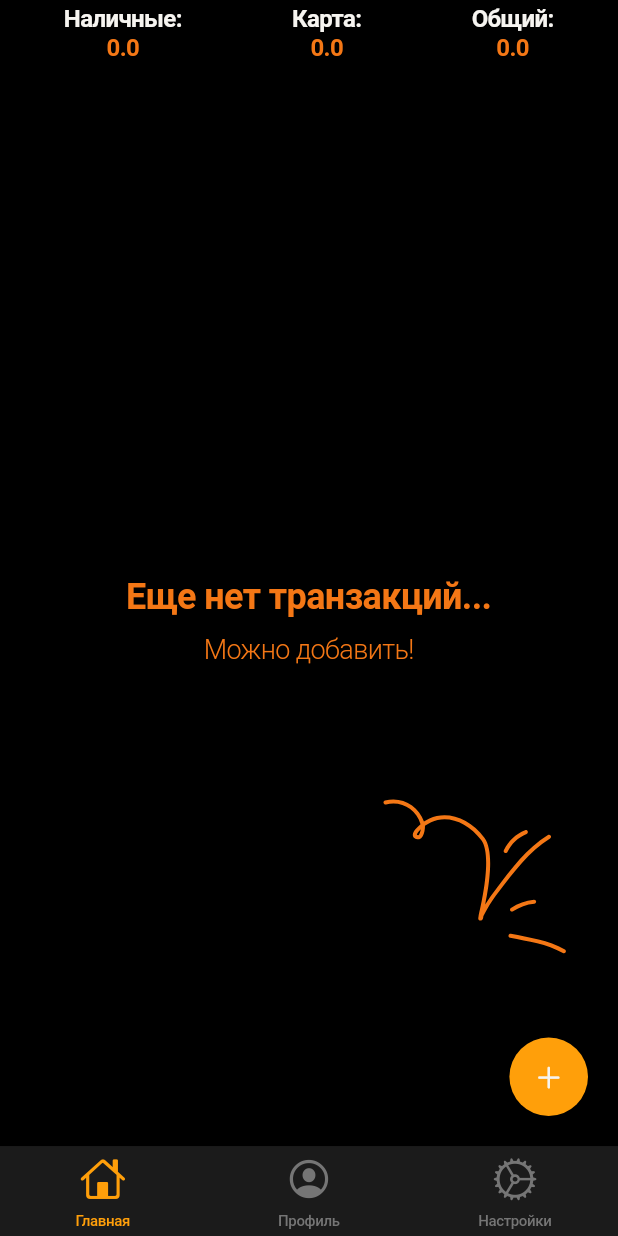
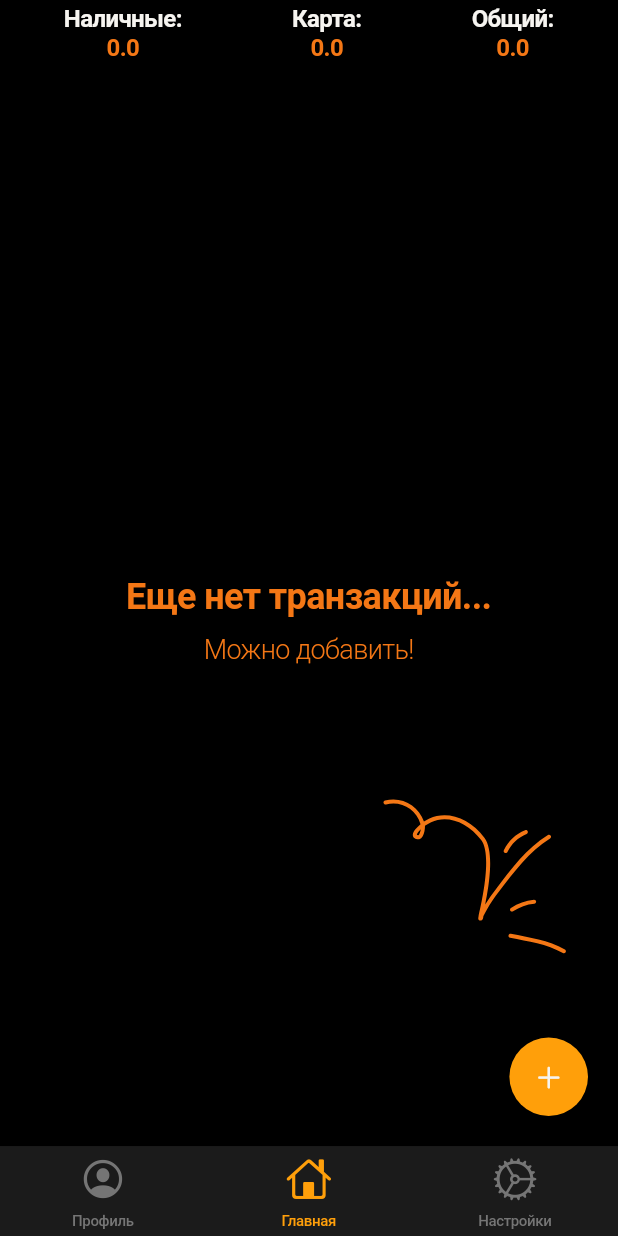
Before and after one commit to Towikk01/towibanking, a Flutter app: the screen it shows after launch, on a phone screen of 412 x 824 dp. Run offline on Flutter 3.47's test engine with Material 3 defaults, Android fonts, the light colour scheme and no system bars; our stand-ins replace flutter_riverpod, flutter_slidable, flutter_svg, shared_preferences.

Commit message:
some magic yolo

```diff
--- a/lib/core/screens/home_screen.dart
+++ b/lib/core/screens/home_screen.dart
@@ -90,8 +90,7 @@ class _HomeScreenState extends ConsumerState<HomeScreen> {
 
     return CupertinoPageScaffold(
       navigationBar: CupertinoNavigationBar(
-        border: const Border(
-            bottom: BorderSide(color: CupertinoColors.separator, width: 1)),
+        backgroundColor: isDarkTheme ? AppColors.black : AppColors.lightCream,
         middle: RowBalance(isDarkTheme: isDarkTheme, balance: balance),
       ),
       child: SafeArea(
--- a/lib/core/widgets/row_balance.dart
+++ b/lib/core/widgets/row_balance.dart
@@ -1,16 +1,22 @@
 import 'package:flutter/cupertino.dart';
 import 'package:flutter_riverpod/flutter_riverpod.dart';
+import 'package:towibanking/core/helpers/functions.dart';
 import 'package:towibanking/core/models/balance.dart';
 import 'package:towibanking/core/theme/app_colors.dart';
 
 class RowBalance extends ConsumerWidget {
   final bool isDarkTheme;
   final Balance balance;
-  const RowBalance({super.key, required this.isDarkTheme, required this.balance});
+  const RowBalance(
+      {super.key, required this.isDarkTheme, required this.balance});
 
   @override
   Widget build(BuildContext context, WidgetRef ref) {
-    return Row(mainAxisAlignment: MainAxisAlignment.spaceAround, children: [
+    return GestureDetector(
+      onDoubleTap: () {
+        showBalanceDialog(context, balance, ref);
+      },
+      child: Row(mainAxisAlignment: MainAxisAlignment.spaceAround, children: [
         Column(
           mainAxisAlignment: MainAxisAlignment.center,
           children: [
@@ -68,6 +74,7 @@ class RowBalance extends ConsumerWidget {
             ),
           ],
         ),
-    ]);
+      ]),
+    );
   }
 }
--- a/lib/core/widgets/tab_bar.dart
+++ b/lib/core/widgets/tab_bar.dart
@@ -1,10 +1,19 @@
 import 'package:flutter/cupertino.dart';
+import 'package:flutter_riverpod/flutter_riverpod.dart';
+
 import 'package:towibanking/core/screens/home_screen.dart';
 import 'package:towibanking/core/screens/profile_screen.dart';
 import 'package:towibanking/core/screens/settings_screen.dart';
 
-class TabBar extends StatelessWidget {
+class TabBar extends ConsumerStatefulWidget {
   const TabBar({super.key});
+
+  @override
+  ConsumerState<TabBar> createState() => _TabBarState();
+}
+
+class _TabBarState extends ConsumerState<TabBar> {
+  int _selectedIndex = 1;
 
   @override
   Widget build(BuildContext context) {
@@ -13,26 +22,32 @@ class TabBar extends StatelessWidget {
         height: 60,
         items: const [
           BottomNavigationBarItem(
+            icon: Icon(CupertinoIcons.profile_circled),
+            label: 'Профиль',
+          ),
+          BottomNavigationBarItem(
             icon: Icon(CupertinoIcons.home),
             label: 'Главная',
-          ),
-          BottomNavigationBarItem(
-            icon: Icon(CupertinoIcons.profile_circled),
-            label: 'Профиль',
           ),
           BottomNavigationBarItem(
             icon: Icon(CupertinoIcons.settings),
             label: 'Настройки',
           ),
         ],
+        currentIndex: _selectedIndex, // Reflect the selected index
+        onTap: (index) {
+          setState(() {
+            _selectedIndex = index; // Update the selected index on tap
+          });
+        },
       ),
       tabBuilder: (context, index) {
         switch (index) {
-          case 0:
+          case 1:
             return CupertinoTabView(
               builder: (context) => const HomeScreen(),
             );
-          case 1:
+          case 0:
             return CupertinoTabView(
               builder: (context) => const ProfileScreen(),
             );
```
Also changed, not shown: lib/core/helpers/functions.dart (+31 -0 lines), lib/core/riverpod/balance.dart (+9 -1 lines), lib/core/widgets/add_transaction.dart (+8 -5 lines), lib/core/widgets/balance_modal.dart (added, +51 -0 lines), lib/core/widgets/slidable_transaction.dart (+15 -13 lines), 1 other file. Lines whose indentation alone changed are shown as unchanged.
